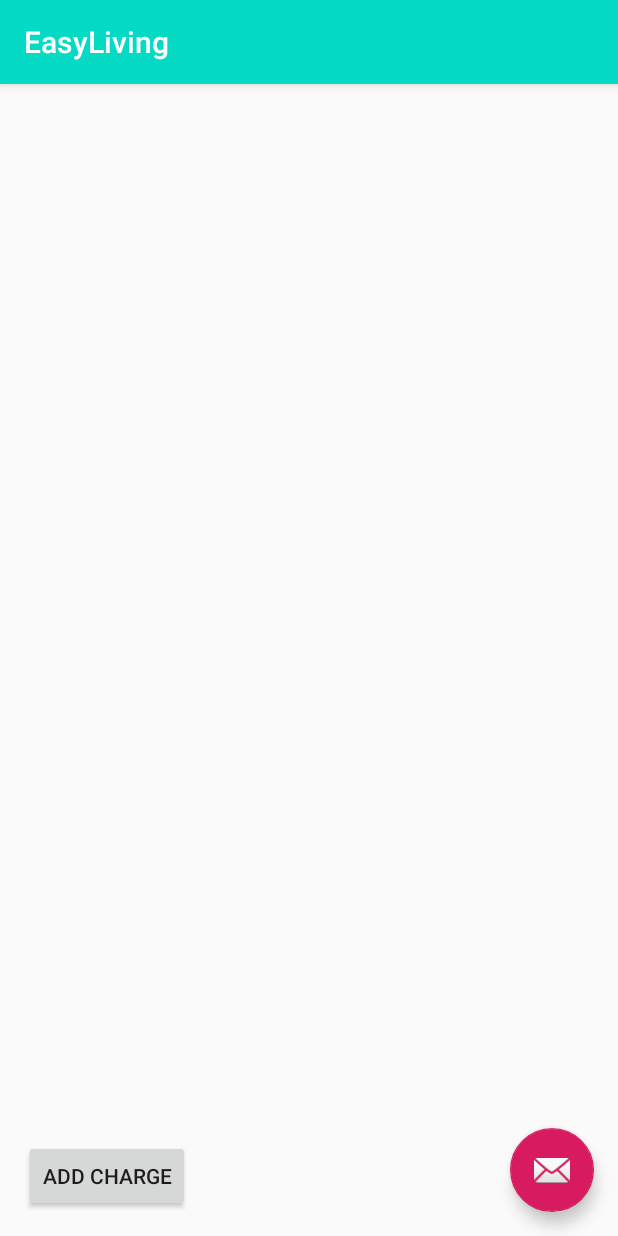
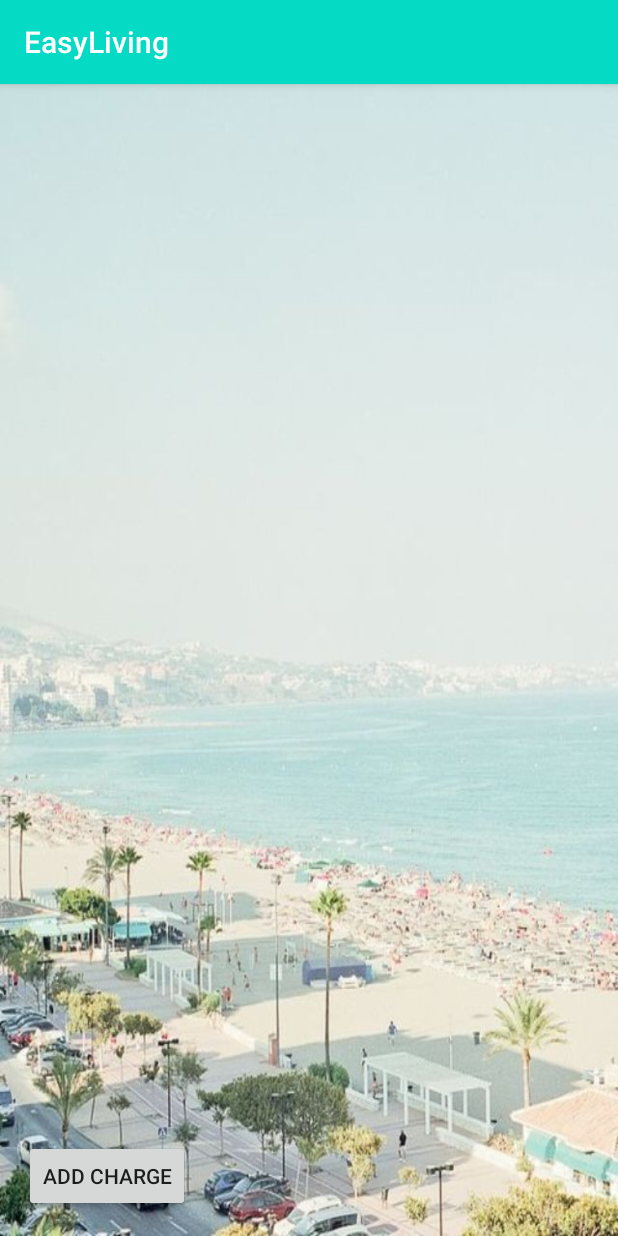
Before and after one commit to nayrng/EasyLiving, an Android app: the viewPayments screen opened directly, with no data from a screen before it, on a phone screen of 412 x 824 dp. Run offline under Robolectric (Android 15) with nearby library versions, the phone set to English and light mode, and no system bars; our stand-ins replace Firebase (no records; nobody signed in at launch, a user with empty details on screens opened directly).

Commit message:
Bill splitting activity almost completed

```diff
--- a/app/src/main/AndroidManifest.xml
+++ b/app/src/main/AndroidManifest.xml
@@ -9,7 +9,8 @@
         android:roundIcon="@mipmap/ic_launcher_round"
         android:supportsRtl="true"
         android:theme="@style/AppTheme">
-        <activity android:name=".viewPayments"></activity>
+        <activity android:name=".paymentDetails"></activity>
+        <activity android:name=".viewPayments" />
         <activity
             android:name=".LandingRedesign"
             android:theme="@style/AppTheme.NoActionBar" />
--- a/app/src/main/java/com/btanhuecrng13ctong3/easyliving/LandingRedesign.java
+++ b/app/src/main/java/com/btanhuecrng13ctong3/easyliving/LandingRedesign.java
@@ -46,7 +46,7 @@ public class LandingRedesign extends AppCompatActivity {
                         Intent intent = new Intent(getApplicationContext(), ChoresActivity.class);
                         startActivity(intent);
                     }else if(finalI == 1){
-                        Intent intent = new Intent(getApplicationContext(), PayActivity.class);
+                        Intent intent = new Intent(getApplicationContext(), viewPayments.class);
                         intent.putExtra("USERNAME",user.getEmail());
                         startActivity(intent);
                     }else if(finalI == 2){
@@ -66,6 +66,10 @@ public class LandingRedesign extends AppCompatActivity {
                         Intent intent = new Intent(getApplicationContext(), MainActivity.class);
                         startActivity(intent);
                         finish();
+                    }else if(finalI == 6){
+                        Intent intent = new Intent(getApplicationContext(), LandingActivity.class);
+                        intent.putExtra("USERNAME", user.getEmail());
+                        startActivity(intent);
                     }
                 }
             });
--- a/app/src/main/java/com/btanhuecrng13ctong3/easyliving/PayActivity.java
+++ b/app/src/main/java/com/btanhuecrng13ctong3/easyliving/PayActivity.java
@@ -118,7 +118,7 @@ public class PayActivity extends AppCompatActivity {
                         PAYMENT_OBJ obj = new PAYMENT_OBJ(user.getEmail(), itemDesc.getText().toString(), group_name, (Double.parseDouble(dollarAmt.getText().toString()))/pass_group_users.size(), pass_group_users);
                         String head = itemDesc.getText().toString();
                         databaseReference.child(head).setValue(obj);
-                        Toast.makeText(PayActivity.this, "Login success!", Toast.LENGTH_SHORT).show();
+                        Toast.makeText(PayActivity.this, "Members Charged!", Toast.LENGTH_SHORT).show();
                         finish();
                     //}
                 }
--- a/app/src/main/res/layout/activity_view_payments.xml
+++ b/app/src/main/res/layout/activity_view_payments.xml
@@ -4,21 +4,12 @@
     xmlns:tools="http://schemas.android.com/tools"
     android:layout_width="match_parent"
     android:layout_height="match_parent"
+    android:background="@drawable/house_landing"
+    app:layout_behavior="@string/appbar_scrolling_view_behavior"
     tools:context=".viewPayments">
 
     <!--<include layout="@layout/content_chores" />-->
 
-
-    <android.support.design.widget.FloatingActionButton
-        android:id="@+id/fab1"
-        android:layout_width="wrap_content"
-        android:layout_height="wrap_content"
-        android:layout_gravity="bottom|end"
-        android:layout_marginEnd="16dp"
-        android:layout_marginBottom="16dp"
-        app:layout_constraintBottom_toBottomOf="parent"
-        app:layout_constraintEnd_toEndOf="parent"
-        app:srcCompat="@android:drawable/ic_dialog_email" />
 
     <Button
         android:id="@+id/nCharge"
@@ -31,14 +22,21 @@
         app:layout_constraintStart_toStartOf="parent" />
 
     <ScrollView
-        android:layout_width="match_parent"
-        android:layout_height="match_parent">
+        android:id="@+id/scrollView2"
+        android:layout_width="0dp"
+        android:layout_height="0dp"
+        android:fillViewport="true"
+        app:layout_constraintBottom_toBottomOf="parent"
+        app:layout_constraintEnd_toEndOf="parent"
+        app:layout_constraintStart_toStartOf="parent"
+        app:layout_constraintTop_toTopOf="parent">
 
         <LinearLayout
             android:id="@+id/payLayout"
             android:layout_width="match_parent"
             android:layout_height="wrap_content"
-            android:orientation="vertical" />
+            android:divider="?android:listDivider"
+            android:orientation="vertical"/>
     </ScrollView>
 
 </android.support.constraint.ConstraintLayout>
```
Also changed, not shown: app/src/main/java/com/btanhuecrng13ctong3/easyliving/paymentDetails.java (added, +18 -0 lines), app/src/main/java/com/btanhuecrng13ctong3/easyliving/viewPayments.java (+76 -0 lines), app/src/main/res/layout/activity_landing_redesign.xml (+7 -7 lines), app/src/main/res/layout/activity_payment_details.xml (added, +9 -0 lines).
